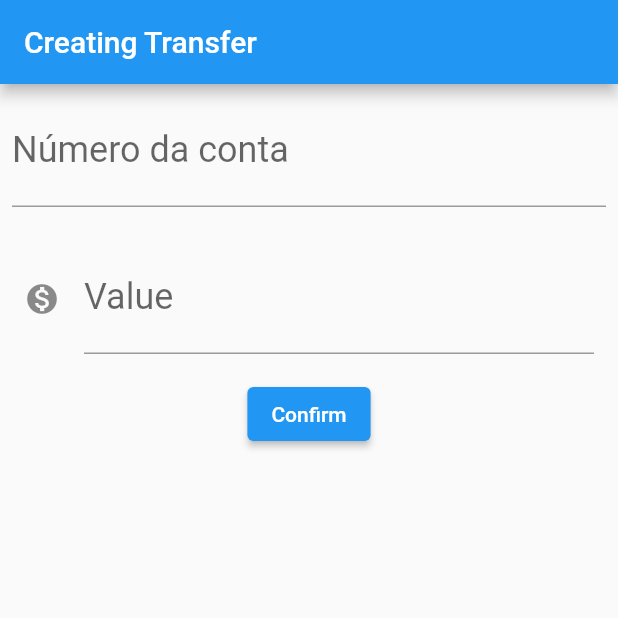
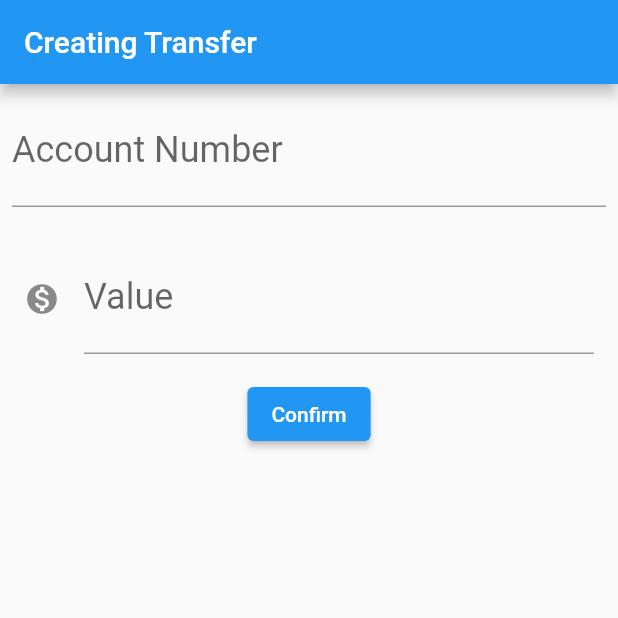
Before and after one commit to endyjams/BankTransactionsSimulator, a Flutter app: the screen it shows after launch, after a tap on "Confirm", on a phone screen of 412 x 824 dp, the top half of it. Run offline on Flutter 3.47's test engine with Material 2 defaults, Android fonts, the phone set to English and light mode, and no system bars.

Commit message:
Creating Transactions

```diff
--- a/lib/main.dart
+++ b/lib/main.dart
@@ -14,6 +14,10 @@ class TransactionApp extends StatelessWidget {
 }
 
 class TransactionForm extends StatelessWidget {
+
+  final TextEditingController _controllerAccountNumber = TextEditingController();
+  final TextEditingController _controllerValue = TextEditingController();
+
   @override
   Widget build(BuildContext context) {
     return Scaffold(
@@ -25,9 +29,10 @@ class TransactionForm extends StatelessWidget {
           Padding(
             padding: const EdgeInsets.all(8.0),
             child: TextField(
+              controller: _controllerAccountNumber,
               style: TextStyle(fontSize: 24.0),
               decoration: InputDecoration(
-                labelText: 'Número da conta',
+                labelText: 'Account Number',
                 hintText: '0000',
               ),
               keyboardType: TextInputType.number,
@@ -36,6 +41,7 @@ class TransactionForm extends StatelessWidget {
           Padding(
             padding: const EdgeInsets.all(16.0),
             child: TextField(
+              controller: _controllerValue,
               style: TextStyle(fontSize: 24.0),
               decoration: InputDecoration(
                 icon: Icon(Icons.monetization_on),
@@ -45,7 +51,17 @@ class TransactionForm extends StatelessWidget {
               keyboardType: TextInputType.number,
             ),
           ),
-          ElevatedButton(onPressed: () {}, child: Text('Confirm'))
+          ElevatedButton(
+            child: Text('Confirm'),
+            onPressed: () {
+              final int? accountNumber = int.tryParse(_controllerAccountNumber.text);
+              final double? value = double.tryParse(_controllerValue.text);
+
+              if (accountNumber != null && value != null){
+                final newTransaction = Transaction(value, accountNumber);
+              }
+            },
+          )
         ],
       ),
     );
@@ -61,9 +77,9 @@ class TransactionList extends StatelessWidget {
       ),
       body: Column(
         children: <Widget>[
-          TransactionItem(Transaction('100.0', '100')),
-          TransactionItem(Transaction('200.0', '200')),
-          TransactionItem(Transaction('300.0', '300')),
+          TransactionItem(Transaction(100.0, 1000)),
+          TransactionItem(Transaction(200.0, 2000)),
+          TransactionItem(Transaction(300.0, 3000)),
         ],
       ),
       floatingActionButton: FloatingActionButton(
@@ -84,16 +100,21 @@ class TransactionItem extends StatelessWidget {
     return Card(
       child: ListTile(
         leading: Icon(Icons.monetization_on),
-        title: Text(_transaction.value),
-        subtitle: Text(_transaction.accountNumber),
+        title: Text(_transaction.value.toString()),
+        subtitle: Text(_transaction.accountNumber.toString()),
       ),
     );
   }
 }
 
 class Transaction {
-  final String value;
-  final String accountNumber;
+  final double value;
+  final int accountNumber;
 
   Transaction(this.value, this.accountNumber);
+
+  @override
+  String toString() {
+    return 'Transaction{value: $value, accountNumber: $accountNumber}';
+  }
 }
```
